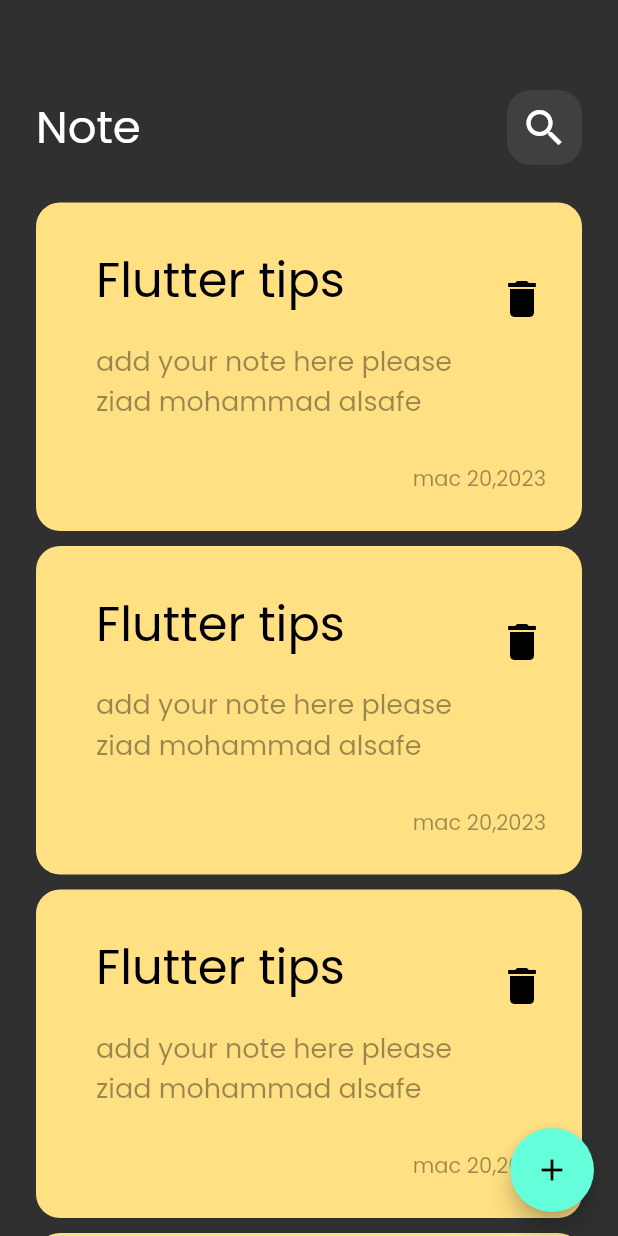
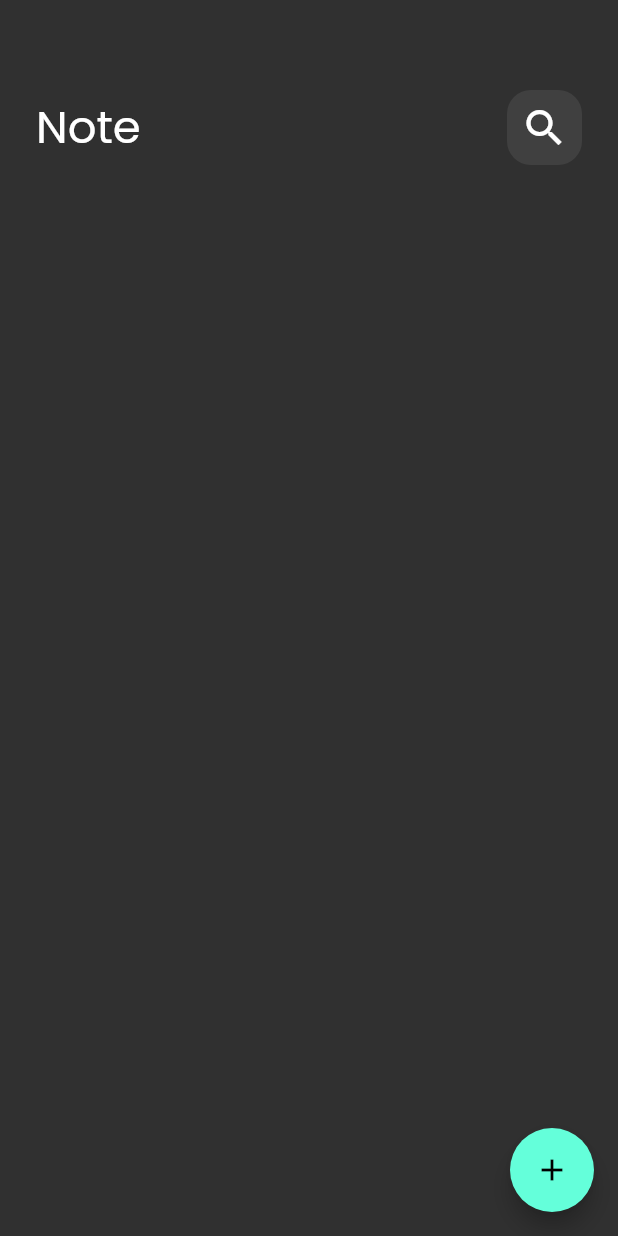
Before and after one commit to Ziad-AL-Saifi/note_app, a Flutter app: the screen it shows after launch, on a phone screen of 412 x 824 dp. Run offline on Flutter 3.47's test engine with Material 2 defaults, Android fonts, the phone set to English and light mode, and no system bars; our stand-ins replace bloc, flutter_bloc, hive, hive_flutter; accounts and stored records are empty.

Commit message:
add  Note cubit and desplay data

```diff
--- a/lib/Bloc/add_cubir/add_cubit.dart
+++ b/lib/Bloc/add_cubir/add_cubit.dart
@@ -12,8 +12,7 @@ class AddCubit extends Cubit<AddState> {
   addNote(NoteModel data) async {
     emit(AddLoading());
     try {
-      var newData = Hive.box(kNewBox);
-
+      var newData = Hive.box<NoteModel>(kNewBox);
       await newData.add(data);
       emit(AddSuccess());
     } catch (e) {
--- a/lib/Bloc/notes_cubit/notes_cubit.dart
+++ b/lib/Bloc/notes_cubit/notes_cubit.dart
@@ -10,13 +10,10 @@ part 'notes_state.dart';
 class NotesCubit extends Cubit<NotesState> {
   NotesCubit() : super(NotesInitial());
 
-  fetchNotes(NoteModel data) async {
-    emit(NotesLoading());
-    try {
-      var newData = Hive.box<NoteModel>(kNewBox);
-      emit(NotesSuccess(data: newData.values.toList()));
-    } catch (e) {
-      emit(Notesfield(errMassege: e.toString()));
-    }
+  List<NoteModel>? notes;
+  fetchNotes() {
+    var newData = Hive.box<NoteModel>(kNewBox);
+    notes = newData.values.toList();
+    emit(NoteSuccess());
   }
 }
--- a/lib/forms/add_form.dart
+++ b/lib/forms/add_form.dart
@@ -2,6 +2,7 @@ import 'package:flutter/material.dart';
 import 'package:flutter_bloc/flutter_bloc.dart';
 import 'package:note/Bloc/add_cubir/add_cubit.dart';
 
+import '../Bloc/notes_cubit/notes_cubit.dart';
 import '../constante.dart';
 import '../model/note_models.dart';
 import '../widgets/custom_text_field.dart';
@@ -59,6 +60,7 @@ class _CustomFormState extends State<CustomForm> {
                         time: DateTime.now().toString(),
                         color: Colors.blue.value);
                     BlocProvider.of<AddCubit>(context).addNote(noteModel);
+                    BlocProvider.of<NotesCubit>(context).fetchNotes();
                   } else {
                     autovalidateMode = AutovalidateMode.always;
                     setState(() {});
--- a/lib/main.dart
+++ b/lib/main.dart
@@ -4,14 +4,15 @@ import 'package:hive_flutter/adapters.dart';
 import 'package:note/constante.dart';
 import 'package:note/simple_bloc_observer.dart';
 import 'package:note/views/home_page.dart';
+import 'Bloc/notes_cubit/notes_cubit.dart';
 import 'model/note_models.dart';
 
 void main() async {
+  await Hive.initFlutter();
   Bloc.observer = SimpleBlocObserver();
-  await Hive.initFlutter();
+
   Hive.registerAdapter(NoteModelAdapter());
-  await Hive.openBox(kNewBox);
-
+  await Hive.openBox<NoteModel>(kNewBox);
   runApp(const NoteApp());
 }
 
@@ -20,9 +21,12 @@ class NoteApp extends StatelessWidget {
 
   @override
   Widget build(BuildContext context) {
-    return MaterialApp(
-      theme: ThemeData(brightness: Brightness.dark, fontFamily: 'Poppins'),
-      home: const HomePage(),
+    return BlocProvider(
+      create: (context) => NotesCubit(),
+      child: MaterialApp(
+        theme: ThemeData(brightness: Brightness.dark, fontFamily: 'Poppins'),
+        home: const HomePage(),
+      ),
     );
   }
 }
--- a/lib/views/home_page.dart
+++ b/lib/views/home_page.dart
@@ -1,5 +1,4 @@
 import 'package:flutter/material.dart';
-
 import '../widgets/body_widget.dart';
 import '../widgets/floatingAction.dart';
 
--- a/lib/widgets/body_widget.dart
+++ b/lib/widgets/body_widget.dart
@@ -1,4 +1,8 @@
 import 'package:flutter/material.dart';
+import 'package:flutter_bloc/flutter_bloc.dart';
+import 'package:note/Bloc/add_cubir/add_cubit.dart';
+import 'package:note/Bloc/notes_cubit/notes_cubit.dart';
+import 'package:note/model/note_models.dart';
 
 import 'custom_appbar.dart';
 import 'note_item.dart';
@@ -10,6 +14,10 @@ class BodyWidget extends StatelessWidget {
 
   @override
   Widget build(BuildContext context) {
+    return BlocBuilder<NotesCubit, NotesState>(
+      builder: (context, state) {
+        BlocProvider.of<NotesCubit>(context).fetchNotes();
+        List<NoteModel> data = BlocProvider.of<NotesCubit>(context).notes ?? [];
         return Padding(
           padding: const EdgeInsets.symmetric(horizontal: 24),
           child: Column(children: [
@@ -24,15 +32,17 @@ class BodyWidget extends StatelessWidget {
             Expanded(
               child: ListView.builder(
                   padding: EdgeInsets.zero,
-              itemCount: 10,
+                  itemCount: data.length,
                   itemBuilder: (context, index) {
-                return const Padding(
-                  padding: EdgeInsets.only(top: 10),
-                  child: Custom_notes_item(),
+                    return Padding(
+                      padding: const EdgeInsets.only(top: 10),
+                      child: Custom_notes_item(data: data[index]),
                     );
                   }),
             )
           ]),
         );
+      },
+    );
   }
 }
--- a/lib/widgets/note_item.dart
+++ b/lib/widgets/note_item.dart
@@ -1,11 +1,16 @@
+import 'package:bloc/bloc.dart';
 import 'package:flutter/material.dart';
+import 'package:flutter_bloc/flutter_bloc.dart';
+import 'package:note/Bloc/notes_cubit/notes_cubit.dart';
+import 'package:note/model/note_models.dart';
 import 'package:note/views/edit_view.dart';
 
 class Custom_notes_item extends StatelessWidget {
   const Custom_notes_item({
     Key? key,
+    required this.data,
   }) : super(key: key);
-
+  final NoteModel data;
   @override
   Widget build(BuildContext context) {
     return GestureDetector(
@@ -23,14 +28,14 @@ class Custom_notes_item extends StatelessWidget {
         child: Column(
           children: [
             ListTile(
-                title: const Text(
-                  'Flutter tips',
-                  style: TextStyle(color: Colors.black, fontSize: 32),
+                title: Text(
+                  data.title,
+                  style: const TextStyle(color: Colors.black, fontSize: 32),
                 ),
                 subtitle: Padding(
                   padding: const EdgeInsets.only(top: 16),
                   child: Text(
-                    'add your note here please ziad mohammad alsafe',
+                    data.note,
                     style: TextStyle(
                         color: Colors.black.withOpacity(.4), fontSize: 18),
                   ),
@@ -39,7 +44,10 @@ class Custom_notes_item extends StatelessWidget {
                   icon: const Icon(Icons.delete),
                   color: Colors.black,
                   iconSize: 32,
-                  onPressed: () {},
+                  onPressed: () {
+                    data.delete();
+                    BlocProvider.of<NotesCubit>(context).fetchNotes();
+                  },
                 )),
             Padding(
               padding: const EdgeInsets.only(right: 24, top: 24, bottom: 24),
@@ -47,7 +55,7 @@ class Custom_notes_item extends StatelessWidget {
                 mainAxisAlignment: MainAxisAlignment.end,
                 children: [
                   Text(
-                    'mac 20,2023',
+                    data.time.substring(1, 15),
                     style: TextStyle(
                       color: Colors.black.withOpacity(.4),
                     ),
```
Also changed, not shown: lib/Bloc/notes_cubit/notes_state.dart (+1 -15 lines). Lines whose indentation alone changed are shown as unchanged.
